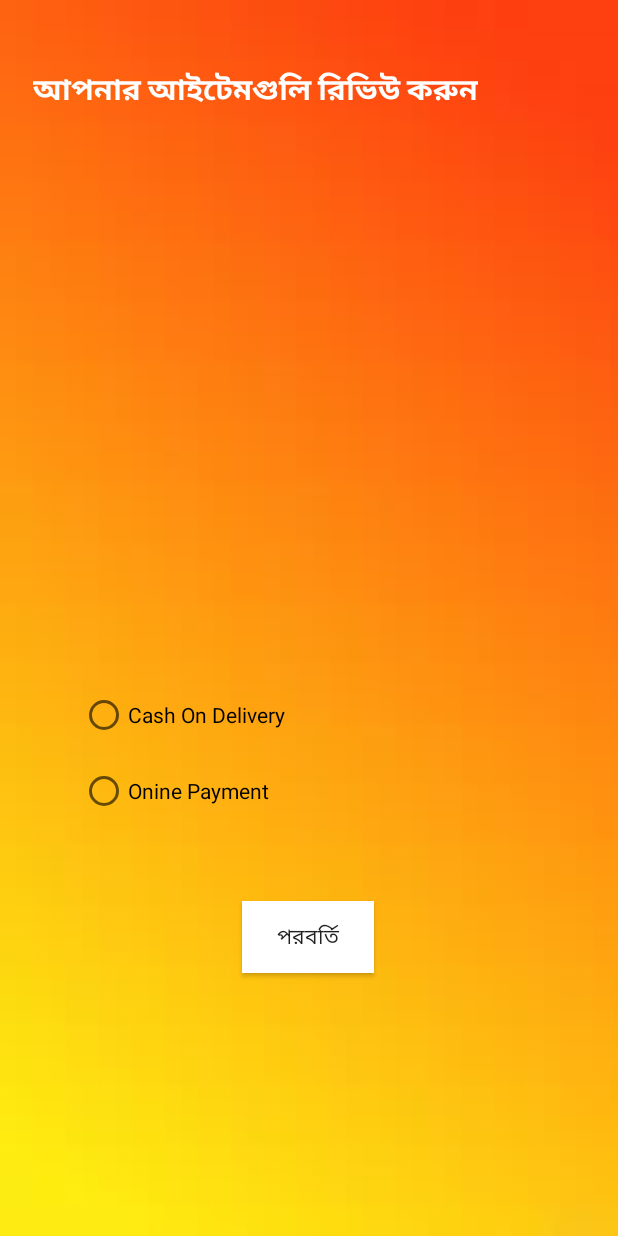
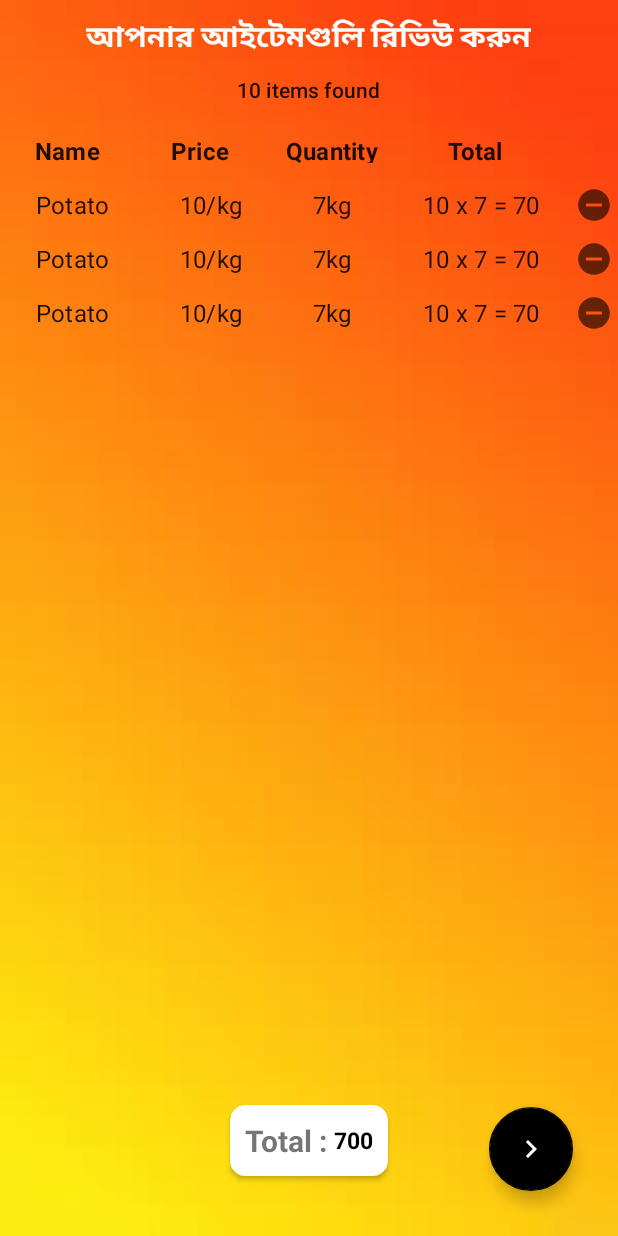
Before and after one commit to anubhab-d/sastagoldari, an Android app: the layout activity_reviewitems.xml on its own in the app's theme, with its tools: preview values and no code run, on a phone screen of 412 x 824 dp. Run offline under Robolectric (Android 15) with nearby library versions, the phone set to English and light mode, and no system bars; Roboto replaces fonts that are not available here.

Commit message:
add to cart basic functiontion is working successfully

```diff
--- a/app/src/main/java/com/example/android/sastaGoldari/MainActivity.java
+++ b/app/src/main/java/com/example/android/sastaGoldari/MainActivity.java
@@ -12,7 +12,7 @@ import android.widget.ImageView;
 import android.widget.TextView;
 
 import com.example.android.sastaGoldari.adapter.ItemAdapter;
-import com.example.android.sastaGoldari.adapter.OnButtonClicked;
+import com.example.android.sastaGoldari.interfaces.OnButtonClicked;
 import com.example.android.sastaGoldari.model.CartModel;
 import com.example.android.sastaGoldari.model.SellingItems;
 import com.example.android.sastaGoldari.utils.ConstCode;
@@ -22,7 +22,6 @@ import com.google.firebase.firestore.FirebaseFirestore;
 import com.google.firebase.firestore.QueryDocumentSnapshot;
 import com.google.firebase.firestore.QuerySnapshot;
 
-import java.lang.reflect.Array;
 import java.util.ArrayList;
 import java.util.Objects;
 
@@ -112,7 +111,10 @@ public class MainActivity extends AppCompatActivity implements OnButtonClicked {
     }
 
     @Override
-    public void onAddButtonClicked(TextView id, TextView qty) {
-        cartList.add(new CartModel(id.getText().toString(),qty.getText().toString()));
+    public void onAddButtonClicked(TextView name, TextView price, TextView unit, TextView qty) {
+        cartList.add(new CartModel(name.getText().toString()
+                ,price.getText().toString()
+                ,unit.getText().toString()
+                ,qty.getText().toString()));
     }
 }
--- /dev/null
+++ b/app/src/main/java/com/example/android/sastaGoldari/adapter/CartListAdapter.java
@@ -0,0 +1,65 @@
+package com.example.android.sastaGoldari.adapter;
+
+import android.view.LayoutInflater;
+import android.view.View;
+import android.view.ViewGroup;
+import android.widget.ImageView;
+import android.widget.TextView;
+
+import androidx.recyclerview.widget.RecyclerView;
+
+import com.example.android.sastaGoldari.R;
+import com.example.android.sastaGoldari.model.CartModel;
+
+import java.util.ArrayList;
+
+public class CartListAdapter extends RecyclerView.Adapter<CartListAdapter.CartListViewHolder> {
+    ArrayList<CartModel> cartList = new ArrayList<>();
+    ArrayList<CartModel> newCartList = new ArrayList<>(cartList);
+    @Override
+    public CartListViewHolder onCreateViewHolder(ViewGroup parent, int viewType) {
+        View v = LayoutInflater.from(parent.getContext()).inflate(R.layout.cart_list_item,parent,false);
+        return new CartListViewHolder(v);
+    }
+
+    @Override
+    public void onBindViewHolder(CartListAdapter.CartListViewHolder holder, int position) {
+        holder.tblName.setText(cartList.get(position).getName());
+        holder.tblPrice.setText(cartList.get(position).getPrice());
+        holder.tblQuantity.setText(cartList.get(position).getQty());
+        double total = Double.parseDouble(cartList.get(position).getPrice().substring(1)) * Double.parseDouble(cartList.get(position).getQty());
+        holder.tblTotal.setText(Double.toString(total));
+        holder.tblRemoveBtn.setOnClickListener(new View.OnClickListener() {
+            @Override
+            public void onClick(View v) {
+                cartList.remove(position);
+                notifyDataSetChanged();
+            }
+        });
+    }
+    public void updateList(ArrayList newList) {
+        cartList.clear();
+        cartList.addAll(newList);
+        notifyDataSetChanged();
+    }
+    @Override
+    public int getItemCount() {
+        return cartList.size();
+    }
+
+    public class CartListViewHolder extends RecyclerView.ViewHolder {
+        TextView tblName;
+        TextView tblPrice;
+        TextView tblQuantity;
+        TextView tblTotal;
+        ImageView tblRemoveBtn;
+        public CartListViewHolder(View itemView) {
+            super(itemView);
+            tblName = itemView.findViewById(R.id.tblName);
+            tblPrice = itemView.findViewById(R.id.tblPrice);
+            tblQuantity = itemView.findViewById(R.id.tblQuantity);
+            tblTotal = itemView.findViewById(R.id.tblTotal);
+            tblRemoveBtn = itemView.findViewById(R.id.tblRemoveBtn);
+        }
+    }
+}
--- a/app/src/main/java/com/example/android/sastaGoldari/adapter/ItemAdapter.java
+++ b/app/src/main/java/com/example/android/sastaGoldari/adapter/ItemAdapter.java
@@ -11,6 +11,7 @@ import android.widget.TextView;
 import androidx.recyclerview.widget.RecyclerView;
 
 import com.example.android.sastaGoldari.R;
+import com.example.android.sastaGoldari.interfaces.OnButtonClicked;
 import com.example.android.sastaGoldari.model.SellingItems;
 
 import java.util.ArrayList;
@@ -38,7 +39,7 @@ public class ItemAdapter extends RecyclerView.Adapter<ItemAdapter.ItemViewHolder
         holder.atc.setOnClickListener(new View.OnClickListener() {
             @Override
             public void onClick(View v) {
-                click.onAddButtonClicked(holder.txtItemId,holder.qty);
+                click.onAddButtonClicked(holder.name,holder.price,holder.unit,holder.qty);
             }
         });
     }
--- a/app/src/main/java/com/example/android/sastaGoldari/adapter/OnButtonClicked.java
+++ /dev/null
@@ -1,7 +0,0 @@
-package com.example.android.sastaGoldari.adapter;
-
-import android.widget.TextView;
-
-public interface OnButtonClicked {
-    public void onAddButtonClicked(TextView id, TextView qty);
-}
--- /dev/null
+++ b/app/src/main/java/com/example/android/sastaGoldari/interfaces/OnButtonClicked.java
@@ -0,0 +1,7 @@
+package com.example.android.sastaGoldari.interfaces;
+
+import android.widget.TextView;
+
+public interface OnButtonClicked {
+    public void onAddButtonClicked(TextView name, TextView price, TextView unit, TextView qty);
+}
--- a/app/src/main/java/com/example/android/sastaGoldari/model/CartModel.java
+++ b/app/src/main/java/com/example/android/sastaGoldari/model/CartModel.java
@@ -1,17 +1,24 @@
 package com.example.android.sastaGoldari.model;
 
 public class CartModel {
-    String id;
+    String name;
+    String price;
+    String unit;
     String qty;
-    public String getId() {
-        return id;
+    public String getName() {
+        return name;
     }
-
-    public String getQty() {
-        return qty;
+    public String getPrice() {
+        return price;
     }
-    public CartModel(String id,String qty) {
-        this.id = id;
+    public String getUnit() {
+        return unit;
+    }
+    public String getQty() { return qty; }
+    public CartModel(String name, String price, String unit, String qty) {
+        this.name = name;
+        this.price = price;
+        this.unit = unit;
         this.qty = qty;
     }
 }
--- a/app/src/main/java/com/example/android/sastaGoldari/reviewitems.java
+++ b/app/src/main/java/com/example/android/sastaGoldari/reviewitems.java
@@ -1,6 +1,8 @@
 package com.example.android.sastaGoldari;
 
 import androidx.appcompat.app.AppCompatActivity;
+import androidx.recyclerview.widget.LinearLayoutManager;
+import androidx.recyclerview.widget.RecyclerView;
 
 import android.content.Intent;
 import android.os.Bundle;
@@ -9,17 +11,30 @@ import android.view.View;
 import android.widget.Button;
 import android.widget.TextView;
 
+import com.example.android.sastaGoldari.adapter.CartListAdapter;
+import com.example.android.sastaGoldari.model.CartModel;
+import com.google.android.material.floatingactionbutton.FloatingActionButton;
+
+import java.util.ArrayList;
+
 public class reviewitems extends AppCompatActivity {
 
     @Override
     protected void onCreate(Bundle savedInstanceState) {
         super.onCreate(savedInstanceState);
         setContentView(R.layout.activity_reviewitems);
-        Button next = (Button) findViewById(R.id.next);
-        Log.d("chk_list",MainActivity.cartList.get(0).getQty());
+        FloatingActionButton next = findViewById(R.id.next);
+        RecyclerView rvCartItem = findViewById(R.id.rvCartItem);
+        CartListAdapter adapter = new CartListAdapter();
+        ArrayList<CartModel> cartList = new ArrayList<>(MainActivity.cartList);
+        rvCartItem.setLayoutManager(new LinearLayoutManager(this));
+        rvCartItem.setAdapter(adapter);
+        adapter.updateList(cartList);
+        MainActivity.cartList.clear();
+       // Log.d("chk_list",MainActivity.cartList.get(0).getQty());
         int apha = getIntent().getIntExtra("a", 0);
-        TextView list =(TextView)findViewById(R.id.list);
-        list.setText(""+apha);
+      //  TextView list =(TextView)findViewById(R.id.list);
+      //  list.setText(""+apha);
         next.setOnClickListener(new View.OnClickListener() {
             @Override
             public void onClick(View view) {
--- /dev/null
+++ b/app/src/main/res/drawable/ic_baseline_navigate_next_24.xml
@@ -0,0 +1,11 @@
+<vector xmlns:android="http://schemas.android.com/apk/res/android"
+    android:width="24dp"
+    android:height="24dp"
+    android:viewportWidth="24"
+    android:viewportHeight="24"
+    android:tint="#ffffff"
+    android:autoMirrored="true">
+  <path
+      android:fillColor="@android:color/white"
+      android:pathData="M10,6L8.59,7.41 13.17,12l-4.58,4.59L10,18l6,-6z"/>
+</vector>
--- /dev/null
+++ b/app/src/main/res/drawable/ic_baseline_remove_circle_24.xml
@@ -0,0 +1,10 @@
+<vector xmlns:android="http://schemas.android.com/apk/res/android"
+    android:width="24dp"
+    android:height="24dp"
+    android:viewportWidth="24"
+    android:viewportHeight="24"
+    android:tint="?attr/colorControlNormal">
+  <path
+      android:fillColor="@android:color/white"
+      android:pathData="M12,2C6.48,2 2,6.48 2,12s4.48,10 10,10 10,-4.48 10,-10S17.52,2 12,2zM17,13L7,13v-2h10v2z"/>
+</vector>
--- a/app/src/main/res/layout/activity_reviewitems.xml
+++ b/app/src/main/res/layout/activity_reviewitems.xml
@@ -1,5 +1,5 @@
 <?xml version="1.0" encoding="utf-8"?>
-<androidx.constraintlayout.widget.ConstraintLayout xmlns:android="http://schemas.android.com/apk/res/android"
+<RelativeLayout xmlns:android="http://schemas.android.com/apk/res/android"
     xmlns:app="http://schemas.android.com/apk/res-auto"
     xmlns:tools="http://schemas.android.com/tools"
     android:layout_width="match_parent"
@@ -8,69 +8,132 @@
     tools:context=".reviewitems">
 
     <TextView
-        android:id="@+id/textView10"
+        android:id="@+id/tvItemReview"
         android:layout_width="wrap_content"
         android:layout_height="wrap_content"
+        android:layout_centerHorizontal="true"
+        android:layout_marginTop="10dp"
         android:text="আপনার আইটেমগুলি রিভিউ করুন"
         android:textColor="#FFFFFF"
         android:textSize="20dp"
-        android:textStyle="bold"
-        app:layout_constraintBottom_toBottomOf="parent"
-        app:layout_constraintEnd_toEndOf="parent"
-        app:layout_constraintHorizontal_bias="0.193"
-        app:layout_constraintStart_toStartOf="parent"
-        app:layout_constraintTop_toTopOf="parent"
-        app:layout_constraintVertical_bias="0.057" />
+        android:textStyle="bold" />
 
     <TextView
-        android:id="@+id/list"
-        android:layout_width="309dp"
-        android:layout_height="272dp"
-        android:textColor="#FFFFFF"
-        android:textSize="20dp"
-        android:textStyle="bold"
-        app:layout_constraintBottom_toBottomOf="parent"
-        app:layout_constraintEnd_toEndOf="parent"
-        app:layout_constraintHorizontal_bias="0.303"
-        app:layout_constraintStart_toStartOf="parent"
-        app:layout_constraintTop_toTopOf="parent"
-        app:layout_constraintVertical_bias="0.202" />
-
-    <RadioButton
-        android:id="@+id/radioButton"
+        android:id="@+id/tvCartItemCnt"
         android:layout_width="wrap_content"
         android:layout_height="wrap_content"
-        android:text="Cash On Delivery"
-        app:layout_constraintBottom_toBottomOf="parent"
-        app:layout_constraintEnd_toEndOf="parent"
-        app:layout_constraintHorizontal_bias="0.194"
-        app:layout_constraintStart_toStartOf="parent"
-        app:layout_constraintTop_toTopOf="parent"
-        app:layout_constraintVertical_bias="0.582" />
+        android:layout_below="@id/tvItemReview"
+        android:layout_centerHorizontal="true"
+        android:layout_marginTop="10dp"
+        android:layout_marginBottom="10dp"
+        android:text="10 items found"
+        android:textAppearance="@style/TextAppearance.MaterialComponents.Subtitle2" />
 
-    <RadioButton
-        android:id="@+id/radioButton2"
+    <TableLayout
+        android:id="@+id/tblCartList"
+        android:layout_width="match_parent"
+        android:layout_height="wrap_content"
+        android:layout_below="@id/tvCartItemCnt"
+        android:stretchColumns="0,1,2,3">
+
+        <TableRow
+            android:paddingTop="10dp"
+            android:paddingBottom="10dp">
+
+            <TextView
+                android:layout_width="wrap_content"
+                android:layout_height="match_parent"
+                android:gravity="center"
+                android:text="Name"
+                android:textAppearance="@style/TextAppearance.MaterialComponents.Subtitle1"
+                android:textStyle="bold" />
+
+            <TextView
+                android:layout_width="wrap_content"
+                android:layout_height="match_parent"
+                android:gravity="center"
+                android:text="Price"
+                android:textAppearance="@style/TextAppearance.MaterialComponents.Subtitle1"
+                android:textStyle="bold" />
+
+            <TextView
+                android:layout_width="wrap_content"
+                android:layout_height="match_parent"
+                android:paddingStart="15dp"
+                android:text="Quantity"
+                android:textAppearance="@style/TextAppearance.MaterialComponents.Subtitle1"
+                android:textStyle="bold" />
+
+            <TextView
+                android:layout_width="wrap_content"
+                android:layout_height="match_parent"
+                android:text="Total"
+                android:textAppearance="@style/TextAppearance.MaterialComponents.Subtitle1"
+                android:textStyle="bold" />
+
+            <TextView
+                android:layout_width="25dp"
+                android:layout_height="wrap_content"
+                android:layout_gravity="center_vertical"
+                android:layout_marginEnd="3dp" />
+        </TableRow>
+    </TableLayout>
+
+    <androidx.recyclerview.widget.RecyclerView
+        android:id="@+id/rvCartItem"
+        android:layout_width="match_parent"
+        android:layout_height="match_parent"
+        android:layout_above="@+id/cvTotal"
+        android:layout_below="@+id/tblCartList"
+        android:layout_marginBottom="10dp"
+        tools:listitem="@layout/cart_list_item" />
+
+    <androidx.cardview.widget.CardView
+        android:id="@+id/cvTotal"
         android:layout_width="wrap_content"
         android:layout_height="wrap_content"
-        android:text="Onine Payment"
-        app:layout_constraintBottom_toBottomOf="parent"
-        app:layout_constraintEnd_toEndOf="parent"
-        app:layout_constraintHorizontal_bias="0.187"
-        app:layout_constraintStart_toStartOf="parent"
-        app:layout_constraintTop_toTopOf="parent"
-        app:layout_constraintVertical_bias="0.646" />
+        android:layout_alignParentBottom="true"
+        android:layout_centerHorizontal="true"
+        android:layout_marginBottom="40dp"
+        android:padding="10sp"
+        app:cardCornerRadius="10dp"
+        app:strokeColor="@android:color/black"
+        app:strokeWidth="1dp">
 
-    <Button
+        <LinearLayout
+            android:layout_width="wrap_content"
+            android:layout_height="wrap_content"
+            android:padding="10sp">
+
+            <TextView
+                android:layout_width="wrap_content"
+                android:layout_height="wrap_content"
+                android:text="Total : "
+                android:textSize="20sp"
+                android:textStyle="bold" />
+
+            <TextView
+                android:layout_width="wrap_content"
+                android:layout_height="wrap_content"
+                android:layout_gravity="center_vertical"
+                android:text="700"
+                android:textColor="@android:color/black"
+                android:textSize="15sp"
+                android:textStyle="bold" />
+        </LinearLayout>
+    </androidx.cardview.widget.CardView>
+
+    <com.google.android.material.floatingactionbutton.FloatingActionButton
         android:id="@+id/next"
         android:layout_width="wrap_content"
         android:layout_height="wrap_content"
+        android:layout_alignParentEnd="true"
+        android:layout_alignParentBottom="true"
+        android:layout_marginEnd="30dp"
+        android:layout_marginBottom="30dp"
         android:background="#FFFFFF"
-        android:text="পরবর্তি"
-        app:layout_constraintBottom_toBottomOf="parent"
-        app:layout_constraintEnd_toEndOf="parent"
-        app:layout_constraintHorizontal_bias="0.498"
-        app:layout_constraintStart_toStartOf="parent"
-        app:layout_constraintTop_toTopOf="parent"
-        app:layout_constraintVertical_bias="0.774" />
+        android:contentDescription="পরবর্তি"
+        android:src="@drawable/ic_baseline_navigate_next_24"
+        app:backgroundTint="@android:color/black" />
 
-</androidx.constraintlayout.widget.ConstraintLayout>
+</RelativeLayout>
--- /dev/null
+++ b/app/src/main/res/layout/cart_list_item.xml
@@ -0,0 +1,54 @@
+<?xml version="1.0" encoding="utf-8"?>
+<RelativeLayout xmlns:android="http://schemas.android.com/apk/res/android"
+    android:layout_width="match_parent"
+    android:layout_height="wrap_content">
+    <TableLayout
+        android:id="@+id/tblCartList"
+        android:layout_width="match_parent"
+        android:layout_height="wrap_content"
+        android:stretchColumns="0,1,2,3">
+
+        <TableRow
+            android:paddingTop="5dp"
+            android:paddingBottom="5dp">
+            <TextView
+                android:id="@+id/tblName"
+                android:layout_width="wrap_content"
+                android:layout_height="match_parent"
+                android:gravity="center"
+                android:text="Potato"
+                android:textAppearance="@style/TextAppearance.MaterialComponents.Subtitle1" />
+
+            <TextView
+                android:id="@+id/tblPrice"
+                android:layout_width="wrap_content"
+                android:layout_height="match_parent"
+                android:gravity="center"
+                android:text="10/kg"
+                android:textAppearance="@style/TextAppearance.MaterialComponents.Subtitle1" />
+
+            <TextView
+                android:id="@+id/tblQuantity"
+                android:layout_width="wrap_content"
+                android:layout_height="match_parent"
+                android:gravity="center"
+                android:text="7kg"
+                android:textAppearance="@style/TextAppearance.MaterialComponents.Subtitle1" />
+
+            <TextView
+                android:id="@+id/tblTotal"
+                android:layout_width="wrap_content"
+                android:layout_height="match_parent"
+                android:gravity="center"
+                android:text="10 x 7 = 70"
+                android:textAppearance="@style/TextAppearance.MaterialComponents.Subtitle1" />
+            <ImageView
+                android:id="@+id/tblRemoveBtn"
+                android:layout_width="25dp"
+                android:layout_height="25dp"
+                android:layout_gravity="center_vertical"
+                android:src="@drawable/ic_baseline_remove_circle_24"
+                android:layout_marginEnd="3dp"/>
+        </TableRow>
+    </TableLayout>
+</RelativeLayout>
```
